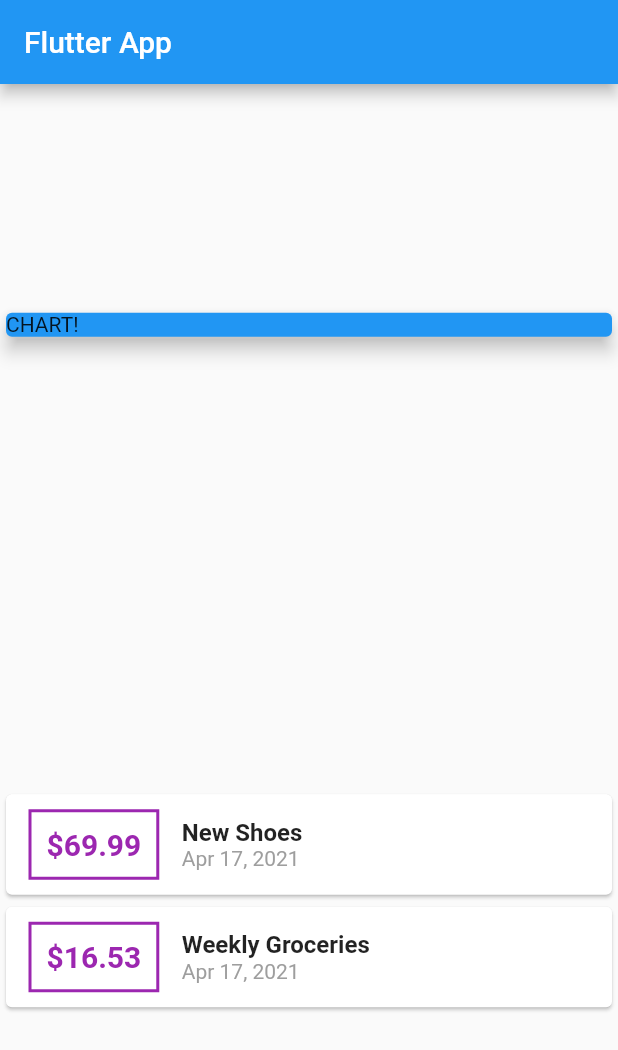
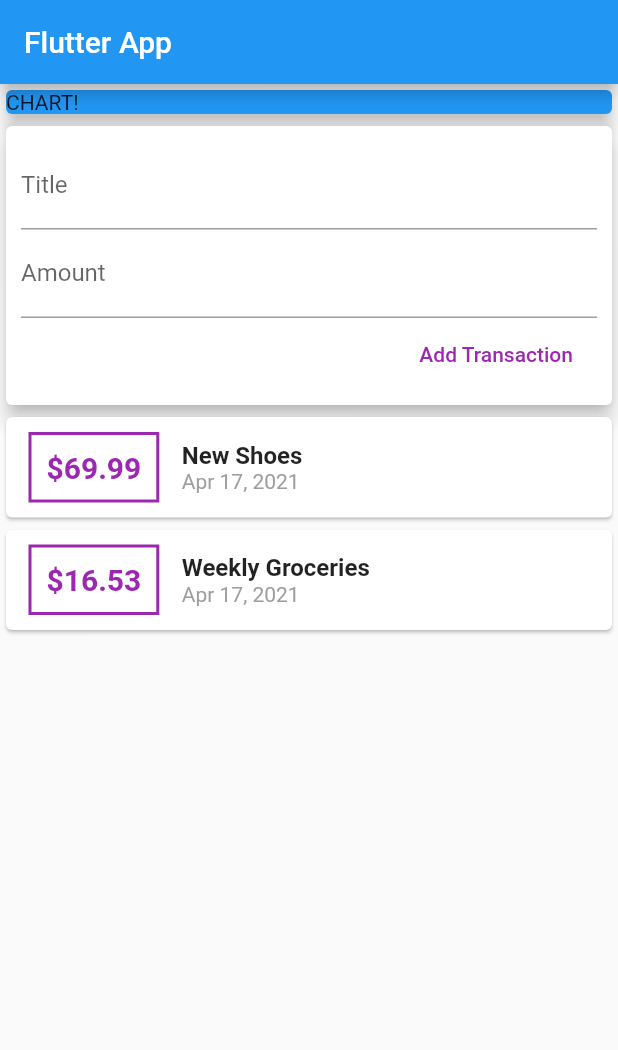
Before and after one commit to techexplorer1231/flutter_complete_guide, a Flutter app: the screen it shows after launch, on a phone screen of 412 x 824 dp. Shown: the top 1050 px of the screen. Run offline on Flutter 3.47's test engine with Material 2 defaults, Android fonts, the phone set to English and light mode, and no system bars.

Commit message:
text input controller

```diff
--- a/lib/main.dart
+++ b/lib/main.dart
@@ -31,6 +31,9 @@ class MyHomePage extends StatelessWidget {
     )
   ];
 
+  final titleController = TextEditingController();
+  final amountController = TextEditingController();
+
   @override
   Widget build(BuildContext context) {
     return Scaffold(
@@ -38,13 +41,42 @@ class MyHomePage extends StatelessWidget {
         title: Text('Flutter App'),
       ),
       body: Column(
-        mainAxisAlignment: MainAxisAlignment.spaceAround,
         crossAxisAlignment: CrossAxisAlignment.stretch,
         children: <Widget>[
+          Container(
+            width: double.infinity,
+            child: Card(
+              color: Colors.blue,
+              child: Text('CHART!'),
+              elevation: 5,
+            ),
+          ),
           Card(
-            color: Colors.blue,
-            child: Container(width: double.infinity, child: Text('CHART!')),
             elevation: 5,
+            child: Container(
+              padding: EdgeInsets.all(10),
+              child: Column(
+                crossAxisAlignment: CrossAxisAlignment.end,
+                children: [
+                  TextField(
+                    decoration: InputDecoration(labelText: 'Title'),
+                    controller: titleController,
+                  ),
+                  TextField(
+                    decoration: InputDecoration(labelText: 'Amount'),
+                    controller: amountController,
+                  ),
+                  // ignore: deprecated_member_use
+                  FlatButton(
+                    textColor: Colors.purple,
+                    child: Text('Add Transaction'),
+                    onPressed: () {
+                      print(titleController.text);
+                    },
+                  )
+                ],
+              ),
+            ),
           ),
           Column(
             children: transactions
```
